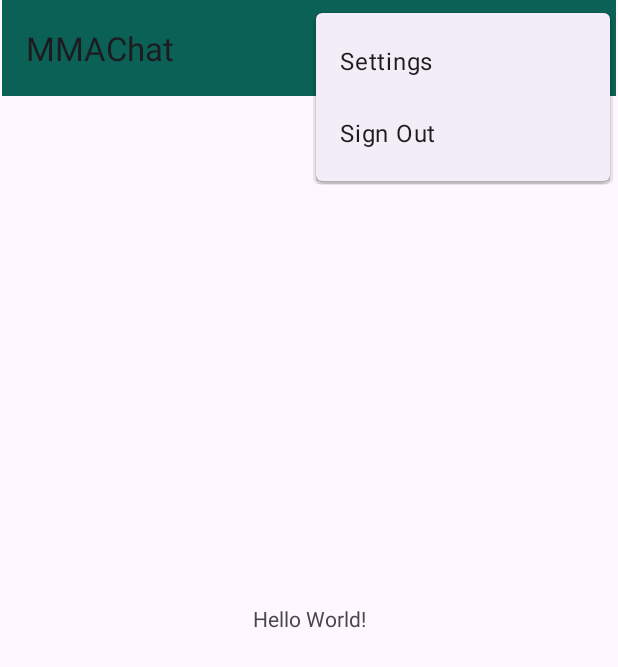
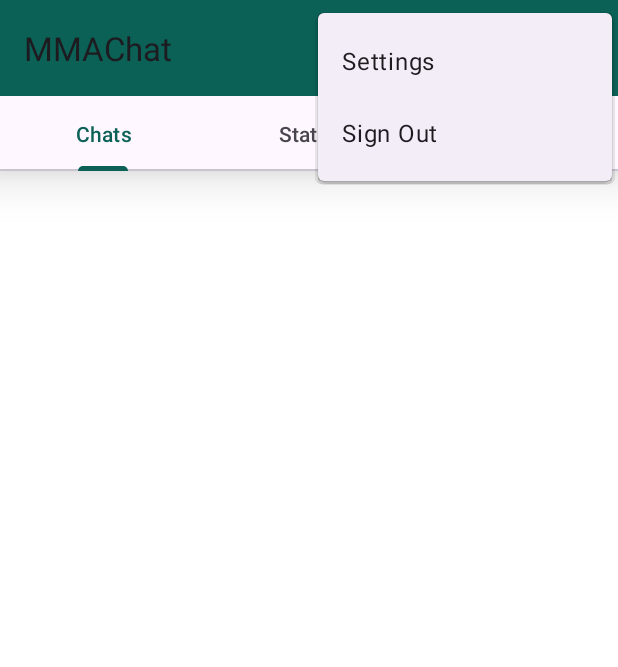
Before and after one commit to mustafamelikaltug/WhatsappClone, an Android app: the screen it shows after launch once a user with an empty profile is signed in (MainActivity), with the options menu open, on a phone screen of 412 x 824 dp. Shown: the top 667 px of the screen. Run offline under Robolectric (Android 15) with nearby library versions, the phone set to English and light mode, and no system bars; our stand-ins replace Firebase (no records; nobody signed in at launch, a user with empty details on screens opened directly), Picasso.

Commit message:
Tab layout and Fragments(Chats,Status,Calls) added

```diff
--- /dev/null
+++ b/app/src/main/java/com/example/mmachat/Adapter/FragmentViewPagerAdapter.java
@@ -0,0 +1,68 @@
+package com.example.mmachat.Adapter;
+
+import androidx.annotation.NonNull;
+import androidx.annotation.Nullable;
+import androidx.fragment.app.Fragment;
+import androidx.fragment.app.FragmentActivity;
+import androidx.fragment.app.FragmentManager;
+import androidx.fragment.app.FragmentPagerAdapter;
+import androidx.viewpager2.adapter.FragmentStateAdapter;
+
+import com.example.mmachat.Fragments.CallsFragment;
+import com.example.mmachat.Fragments.ChatsFragment;
+import com.example.mmachat.Fragments.StatusFragment;
+
+import java.util.ArrayList;
+
+public class FragmentViewPagerAdapter extends FragmentStateAdapter {
+    ArrayList<Fragment> fragmentsList = new ArrayList<Fragment>(){{add(new ChatsFragment());  add(new StatusFragment()); add(new CallsFragment());}};
+    public FragmentViewPagerAdapter(@NonNull FragmentActivity fragmentActivity) {
+        super(fragmentActivity);
+    }
+
+    @NonNull
+    @Override
+    public Fragment createFragment(int position) {
+        return fragmentsList.get(position);
+    }
+
+    @Override
+    public int getItemCount() {
+        return fragmentsList.size();
+    }
+
+
+/*    @NonNull
+    @Override
+    //Selection of Tab item
+    public Fragment getItem(int position) {
+        switch (position){
+            case 0: return new ChatsFragment();
+            case 1: return new StatusFragment();
+            case 2: return new CallsFragment();
+            default: return new ChatsFragment();
+        }
+    }
+
+    //Tab item count
+    @Override
+    public int getCount() {
+        return 3;
+    }
+
+
+    //Tab item names
+    @Nullable
+    @Override
+    public CharSequence getPageTitle(int position) {
+        String title = null;
+        if (position == 0){
+            title = "Chats";
+        }if(position ==1){
+            title = "Status";
+        }if (position ==2){
+            title = "Calls";
+        }
+        return title;
+    }*/
+}
--- /dev/null
+++ b/app/src/main/java/com/example/mmachat/Adapter/UsersAdapter.java
@@ -0,0 +1,63 @@
+package com.example.mmachat.Adapter;
+
+import android.content.Context;
+import android.os.CpuUsageInfo;
+import android.view.LayoutInflater;
+import android.view.View;
+import android.view.ViewGroup;
+
+import androidx.annotation.NonNull;
+import androidx.recyclerview.widget.RecyclerView;
+
+import com.example.mmachat.Models.Users;
+import com.example.mmachat.R;
+import com.example.mmachat.databinding.CardViewUserBinding;
+import com.squareup.picasso.Picasso;
+
+import java.util.ArrayList;
+
+public class UsersAdapter extends RecyclerView.Adapter<UsersAdapter.UsersViewHolder> {
+    private Context mContext;
+    private ArrayList<Users> usersArrayList;
+
+    public UsersAdapter(Context mContext, ArrayList<Users> usersArrayList) {
+        this.mContext = mContext;
+        this.usersArrayList = usersArrayList;
+    }
+
+    public class UsersViewHolder extends RecyclerView.ViewHolder {
+        CardViewUserBinding binding;
+
+        public UsersViewHolder(@NonNull CardViewUserBinding binding) {
+            super(binding.getRoot());
+            this.binding = binding;
+        }
+    }
+
+    @NonNull
+    @Override
+    public UsersAdapter.UsersViewHolder onCreateViewHolder(@NonNull ViewGroup parent, int viewType) {
+        CardViewUserBinding binding = CardViewUserBinding.inflate(LayoutInflater.from(parent.getContext()), parent, false);
+        return new UsersViewHolder(binding);
+    }
+
+    @Override
+    public void onBindViewHolder(@NonNull UsersAdapter.UsersViewHolder holder, int position) {
+        //Try to get users profile pic with URL that saved as String
+        Picasso.get().load(usersArrayList.get(position).getProfilePic())
+                //If there is not any URL then show a default image as avatar
+                .placeholder(R.drawable.avatar).into(holder.binding.imageViewProfilePic);
+
+        //Set user name
+        holder.binding.textViewFriendUserName.setText(usersArrayList.get(position).getUsername());
+
+        //Set last message
+        holder.binding.textViewFriendMessage.setText(usersArrayList.get(position).getLastMessage());
+    }
+
+    @Override
+    public int getItemCount() {
+        return usersArrayList.size();
+    }
+
+}
--- /dev/null
+++ b/app/src/main/java/com/example/mmachat/Fragments/CallsFragment.java
@@ -0,0 +1,66 @@
+package com.example.mmachat.Fragments;
+
+import android.os.Bundle;
+
+import androidx.fragment.app.Fragment;
+
+import android.view.LayoutInflater;
+import android.view.View;
+import android.view.ViewGroup;
+
+import com.example.mmachat.R;
+
+/**
+ * A simple {@link Fragment} subclass.
+ * Use the {@link CallsFragment#newInstance} factory method to
+ * create an instance of this fragment.
+ */
+public class CallsFragment extends Fragment {
+
+    // TODO: Rename parameter arguments, choose names that match
+    // the fragment initialization parameters, e.g. ARG_ITEM_NUMBER
+    private static final String ARG_PARAM1 = "param1";
+    private static final String ARG_PARAM2 = "param2";
+
+    // TODO: Rename and change types of parameters
+    private String mParam1;
+    private String mParam2;
+
+    public CallsFragment() {
+        // Required empty public constructor
+    }
+
+    /**
+     * Use this factory method to create a new instance of
+     * this fragment using the provided parameters.
+     *
+     * @param param1 Parameter 1.
+     * @param param2 Parameter 2.
+     * @return A new instance of fragment CallsFragment.
+     */
+    // TODO: Rename and change types and number of parameters
+    public static CallsFragment newInstance(String param1, String param2) {
+        CallsFragment fragment = new CallsFragment();
+        Bundle args = new Bundle();
+        args.putString(ARG_PARAM1, param1);
+        args.putString(ARG_PARAM2, param2);
+        fragment.setArguments(args);
+        return fragment;
+    }
+
+    @Override
+    public void onCreate(Bundle savedInstanceState) {
+        super.onCreate(savedInstanceState);
+        if (getArguments() != null) {
+            mParam1 = getArguments().getString(ARG_PARAM1);
+            mParam2 = getArguments().getString(ARG_PARAM2);
+        }
+    }
+
+    @Override
+    public View onCreateView(LayoutInflater inflater, ViewGroup container,
+                             Bundle savedInstanceState) {
+        // Inflate the layout for this fragment
+        return inflater.inflate(R.layout.fragment_calls, container, false);
+    }
+}
--- /dev/null
+++ b/app/src/main/java/com/example/mmachat/Fragments/ChatsFragment.java
@@ -0,0 +1,81 @@
+package com.example.mmachat.Fragments;
+
+import android.os.Bundle;
+
+import androidx.annotation.NonNull;
+import androidx.annotation.Nullable;
+import androidx.fragment.app.Fragment;
+import androidx.recyclerview.widget.LinearLayoutManager;
+
+import android.view.LayoutInflater;
+import android.view.View;
+import android.view.ViewGroup;
+
+import com.example.mmachat.Adapter.UsersAdapter;
+import com.example.mmachat.Models.Users;
+import com.example.mmachat.R;
+import com.example.mmachat.databinding.FragmentChatsBinding;
+import com.google.firebase.auth.FirebaseAuth;
+import com.google.firebase.database.DataSnapshot;
+import com.google.firebase.database.DatabaseError;
+import com.google.firebase.database.FirebaseDatabase;
+import com.google.firebase.database.ValueEventListener;
+
+import java.util.ArrayList;
+
+
+public class ChatsFragment extends Fragment {
+
+    FragmentChatsBinding binding;
+    ArrayList<Users> usersArrayList = new ArrayList<>();
+    FirebaseDatabase firebaseDatabase;
+    public ChatsFragment() {
+        // Required empty public constructor
+    }
+
+
+    @Override
+    public View onCreateView(LayoutInflater inflater, ViewGroup container,
+                             Bundle savedInstanceState) {
+        // Inflate the layout for this fragment
+
+        //Initiaize View Binding
+        binding = FragmentChatsBinding.inflate(inflater,container,false);
+
+
+        //Initiaize View Binding
+        firebaseDatabase = FirebaseDatabase.getInstance();
+
+        //Initialize Adapter
+        UsersAdapter usersAdapter = new UsersAdapter(getContext(),usersArrayList);
+        binding.chatRecyclerView.setAdapter(usersAdapter);
+        binding.chatRecyclerView.setLayoutManager(new LinearLayoutManager(getContext()));
+
+        //Initialize Database and get data changes like adding new user or profile pic update by listener
+        firebaseDatabase.getReference().child("Users").addValueEventListener(new ValueEventListener() {
+            @Override
+            public void onDataChange(@NonNull DataSnapshot snapshot) {
+                usersArrayList.clear();
+                for (DataSnapshot dataSnapshot : snapshot.getChildren()){
+                    Users users = dataSnapshot.getValue(Users.class);
+                    users.setUserId(dataSnapshot.getKey());
+
+                    //Remove the current user from the list
+                    if (!users.getUserId().equals(FirebaseAuth.getInstance().getUid())){
+                        usersArrayList.add(users);
+                    }
+                }
+                usersAdapter.notifyDataSetChanged();
+            }
+
+            @Override
+            public void onCancelled(@NonNull DatabaseError error) {
+
+            }
+        });
+
+
+
+        return binding.getRoot();
+    }
+}
--- /dev/null
+++ b/app/src/main/java/com/example/mmachat/Fragments/StatusFragment.java
@@ -0,0 +1,66 @@
+package com.example.mmachat.Fragments;
+
+import android.os.Bundle;
+
+import androidx.fragment.app.Fragment;
+
+import android.view.LayoutInflater;
+import android.view.View;
+import android.view.ViewGroup;
+
+import com.example.mmachat.R;
+
+/**
+ * A simple {@link Fragment} subclass.
+ * Use the {@link StatusFragment#newInstance} factory method to
+ * create an instance of this fragment.
+ */
+public class StatusFragment extends Fragment {
+
+    // TODO: Rename parameter arguments, choose names that match
+    // the fragment initialization parameters, e.g. ARG_ITEM_NUMBER
+    private static final String ARG_PARAM1 = "param1";
+    private static final String ARG_PARAM2 = "param2";
+
+    // TODO: Rename and change types of parameters
+    private String mParam1;
+    private String mParam2;
+
+    public StatusFragment() {
+        // Required empty public constructor
+    }
+
+    /**
+     * Use this factory method to create a new instance of
+     * this fragment using the provided parameters.
+     *
+     * @param param1 Parameter 1.
+     * @param param2 Parameter 2.
+     * @return A new instance of fragment StatusFragment.
+     */
+    // TODO: Rename and change types and number of parameters
+    public static StatusFragment newInstance(String param1, String param2) {
+        StatusFragment fragment = new StatusFragment();
+        Bundle args = new Bundle();
+        args.putString(ARG_PARAM1, param1);
+        args.putString(ARG_PARAM2, param2);
+        fragment.setArguments(args);
+        return fragment;
+    }
+
+    @Override
+    public void onCreate(Bundle savedInstanceState) {
+        super.onCreate(savedInstanceState);
+        if (getArguments() != null) {
+            mParam1 = getArguments().getString(ARG_PARAM1);
+            mParam2 = getArguments().getString(ARG_PARAM2);
+        }
+    }
+
+    @Override
+    public View onCreateView(LayoutInflater inflater, ViewGroup container,
+                             Bundle savedInstanceState) {
+        // Inflate the layout for this fragment
+        return inflater.inflate(R.layout.fragment_status, container, false);
+    }
+}
--- a/app/src/main/java/com/example/mmachat/MainActivity.java
+++ b/app/src/main/java/com/example/mmachat/MainActivity.java
@@ -2,6 +2,9 @@ package com.example.mmachat;
 
 import androidx.annotation.NonNull;
 import androidx.appcompat.app.AppCompatActivity;
+import androidx.fragment.app.Fragment;
+import androidx.fragment.app.FragmentActivity;
+import androidx.viewpager2.adapter.FragmentStateAdapter;
 
 import android.content.Intent;
 import android.os.Bundle;
@@ -10,12 +13,19 @@ import android.view.MenuInflater;
 import android.view.MenuItem;
 import android.widget.Toast;
 
+import com.example.mmachat.Adapter.FragmentViewPagerAdapter;
 import com.example.mmachat.databinding.ActivityMainBinding;
+import com.google.android.material.tabs.TabLayoutMediator;
 import com.google.firebase.auth.FirebaseAuth;
+
+import java.util.ArrayList;
 
 public class MainActivity extends AppCompatActivity {
     ActivityMainBinding binding;
     FirebaseAuth mAuth;
+    FragmentViewPagerAdapter fragmentViewPagerAdapter;
+    ArrayList<String> tabTitleList;
+
     @Override
     protected void onCreate(Bundle savedInstanceState) {
         super.onCreate(savedInstanceState);
@@ -28,6 +38,19 @@ public class MainActivity extends AppCompatActivity {
         //Initialize Firebase Auth
         mAuth = FirebaseAuth.getInstance();
 
+        //Initialize tabs title list
+        tabTitleList = new ArrayList<>();
+        tabTitleList.add("Chats");
+        tabTitleList.add("Status");
+        tabTitleList.add("Calls");
+
+        //Initialize View Pager Adapter
+        fragmentViewPagerAdapter = new FragmentViewPagerAdapter(this);
+
+        binding.viewPager.setAdapter(fragmentViewPagerAdapter);
+
+        //Attach Tab Layout and View Pager together
+        new TabLayoutMediator(binding.tabLayout,binding.viewPager,((tab, position) -> tab.setText(tabTitleList.get(position)))).attach();
     }
 
     @Override
@@ -64,4 +87,23 @@ public class MainActivity extends AppCompatActivity {
             Toast.makeText(this, "Sign out failed. Try again", Toast.LENGTH_SHORT).show();
         }
     }
+
+  /*  private class ViewPagerAdapter extends FragmentStateAdapter{
+
+        public ViewPagerAdapter(@NonNull FragmentActivity fragmentActivity) {
+            super(fragmentActivity);
+        }
+
+        @NonNull
+        @Override
+        public Fragment createFragment(int position) {
+            return null;
+        }
+
+        @Override
+        public int getItemCount() {
+            return 0;
+        }
+    }
+*/
 }
--- a/app/src/main/java/com/example/mmachat/SignInActivity.java
+++ b/app/src/main/java/com/example/mmachat/SignInActivity.java
@@ -36,8 +36,7 @@ public class SignInActivity extends AppCompatActivity {
     private FirebaseAuth mAuth;
     private FirebaseDatabase firebaseDatabase;
     private SignInClient oneTapClient;
-    private BeginSignInRequest signInRequest, signUpRequest;
-
+    private BeginSignInRequest signUpRequest;
     private static final int REQ_ONE_TAP = 2;  // Can be any integer unique to the Activity.
     private boolean showOneTapUI = true;
 
@@ -47,7 +46,6 @@ public class SignInActivity extends AppCompatActivity {
         if (mAuth.getCurrentUser() != null) {
             // Check if user already signed in
             accessToMain();
-
         }
     }
 
@@ -67,8 +65,6 @@ public class SignInActivity extends AppCompatActivity {
 
         //Initialize One Tap
         oneTapClientInitializer();
-
-
 
 
         binding.buttonSignIn.setOnClickListener(new View.OnClickListener() {
@@ -142,24 +138,9 @@ public class SignInActivity extends AppCompatActivity {
     //Initialize oneTap, Sign in request and Sign up request
     public void oneTapClientInitializer() {
         oneTapClient = Identity.getSignInClient(this);
-        signInRequest = BeginSignInRequest.builder()
-                .setPasswordRequestOptions(BeginSignInRequest.PasswordRequestOptions.builder()
-                        .setSupported(true)
-                        .build())
-                .setGoogleIdTokenRequestOptions(BeginSignInRequest.GoogleIdTokenRequestOptions.builder()
-                        .setSupported(true)
-                        // Your server's client ID, not your Android client ID.
-                        .setServerClientId(getString(R.string.default_web_client_id))
-                        // Only show accounts previously used to sign in.
-                        .setFilterByAuthorizedAccounts(true)
-                        .build())
-                // Automatically sign in when exactly one credential is retrieved.
-                .setAutoSelectEnabled(true)
-                .build();
-
         signUpRequest = BeginSignInRequest.builder().setGoogleIdTokenRequestOptions(BeginSignInRequest.GoogleIdTokenRequestOptions.builder()
                 .setSupported(true)
-                //Your server's clinet ID,not your Android client ID
+                //Your server's client ID,not your Android client ID
                 .setServerClientId(getString(R.string.default_web_client_id))
                 //Show all accounts on the device.
                 .setFilterByAuthorizedAccounts(false).build()).build();
@@ -168,47 +149,14 @@ public class SignInActivity extends AppCompatActivity {
     //Showing One Tap Sign Up UI
     public void oneTapSignUpUI() {
 
-      /*  ActivityResultLauncher<IntentSenderRequest> intentSender = registerForActivityResult(new ActivityResultContracts.StartIntentSenderForResult(), new ActivityResultCallback<ActivityResult>() {
-            @Override
-            public void onActivityResult(ActivityResult result) {
-                if (result.getResultCode() == RESULT_OK) {
-                    try {
-                        SignInCredential credential = oneTapClient.getSignInCredentialFromIntent(result.getData());
-                        String idToken = credential.getGoogleIdToken();
-                        if (idToken != null) {
-                            AuthCredential firebaseCredential = GoogleAuthProvider.getCredential(idToken, null);
-                            mAuth.signInWithCredential(firebaseCredential).addOnCompleteListener(SignInActivity.this, new OnCompleteListener<AuthResult>() {
-                                @Override
-                                public void onComplete(@NonNull Task<AuthResult> task) {
-                                    if (task.isSuccessful()) {
-                                        Toast.makeText(SignInActivity.this, "Signing in success", Toast.LENGTH_SHORT).show();
-                                        FirebaseUser user = mAuth.getCurrentUser();
-                                    } else {
-                                        Toast.makeText(SignInActivity.this, "Signing in failure : " + task.getException().getMessage(), Toast.LENGTH_SHORT).show();
-                                    }
-                                }
-                            });
-
-                        }
-                    } catch (ApiException e) {
-                        e.printStackTrace();
-                    }
-                }
-            }
-        });*/
-
         oneTapClient.beginSignIn(signUpRequest).addOnSuccessListener(this, new OnSuccessListener<BeginSignInResult>() {
             @Override
             public void onSuccess(BeginSignInResult beginSignInResult) {
                 try {
                     startIntentSenderForResult(beginSignInResult.getPendingIntent().getIntentSender(), REQ_ONE_TAP,null, 0, 0, 0);
-                  /*  IntentSenderRequest intentSenderRequest = new IntentSenderRequest.Builder(beginSignInResult.getPendingIntent()).build();
-                    intentSender.launch(intentSenderRequest);*/
                 } catch (IntentSender.SendIntentException e) {
                     Toast.makeText(SignInActivity.this, "Sign in with Google failure - Couldn't start One Tap UI: " +e.getLocalizedMessage(), Toast.LENGTH_SHORT).show();
                 }
-
-
             }
         }).addOnFailureListener(this, new OnFailureListener() {
             @Override
@@ -239,7 +187,6 @@ public class SignInActivity extends AppCompatActivity {
                             public void onComplete(@NonNull Task<AuthResult> task) {
                                 if (task.isSuccessful()) {
                                     FirebaseUser firebaseUser = mAuth.getCurrentUser();
-
                                     //Create a user
                                     Users user = new Users();
                                     user.setUserId(firebaseUser.getUid());
--- a/app/src/main/res/layout/activity_main.xml
+++ b/app/src/main/res/layout/activity_main.xml
@@ -6,20 +6,12 @@
     android:layout_height="match_parent"
     tools:context=".MainActivity">
 
-    <TextView
-        android:layout_width="wrap_content"
-        android:layout_height="wrap_content"
-        android:text="Hello World!"
-        app:layout_constraintBottom_toBottomOf="parent"
-        app:layout_constraintEnd_toEndOf="parent"
-        app:layout_constraintStart_toStartOf="parent"
-        app:layout_constraintTop_toTopOf="parent" />
-
     <androidx.appcompat.widget.Toolbar
         android:id="@+id/toolbar"
-        android:layout_width="409dp"
+        android:layout_width="0dp"
         android:layout_height="wrap_content"
         android:background="?attr/colorPrimary"
+        android:elevation="20dp"
         android:minHeight="?attr/actionBarSize"
         android:theme="?attr/actionBarTheme"
         app:layout_constraintEnd_toEndOf="parent"
@@ -27,4 +19,27 @@
         app:layout_constraintStart_toStartOf="parent"
         app:layout_constraintTop_toTopOf="parent" />
 
+    <com.google.android.material.tabs.TabLayout
+        android:id="@+id/tabLayout"
+        android:layout_width="0dp"
+        android:layout_height="50dp"
+        android:elevation="20dp"
+        app:layout_constraintBottom_toTopOf="@+id/viewPager"
+        app:layout_constraintEnd_toEndOf="parent"
+        app:layout_constraintHorizontal_bias="0.5"
+        app:layout_constraintStart_toStartOf="parent"
+        app:layout_constraintTop_toBottomOf="@+id/toolbar"
+        app:tabSelectedTextColor="@color/colorPrimary" />
+
+    <androidx.viewpager2.widget.ViewPager2
+        android:id="@+id/viewPager"
+        android:layout_width="0dp"
+        android:layout_height="0dp"
+        app:layout_constraintBottom_toBottomOf="parent"
+        app:layout_constraintEnd_toEndOf="parent"
+        app:layout_constraintHorizontal_bias="0.5"
+        app:layout_constraintStart_toStartOf="parent"
+        app:layout_constraintTop_toBottomOf="@+id/tabLayout"
+        app:layout_constraintVertical_bias="0.5" />
+
 </androidx.constraintlayout.widget.ConstraintLayout>
--- /dev/null
+++ b/app/src/main/res/layout/fragment_chats.xml
@@ -0,0 +1,20 @@
+<?xml version="1.0" encoding="utf-8"?>
+<FrameLayout xmlns:android="http://schemas.android.com/apk/res/android"
+    xmlns:app="http://schemas.android.com/apk/res-auto"
+    xmlns:tools="http://schemas.android.com/tools"
+    android:layout_width="match_parent"
+    android:layout_height="match_parent"
+    tools:context=".Fragments.ChatsFragment"
+    android:background="@color/white">
+
+    <androidx.recyclerview.widget.RecyclerView
+        android:id="@+id/chatRecyclerView"
+        android:layout_width="409dp"
+        android:layout_height="657dp"
+        app:layout_constraintBottom_toBottomOf="parent"
+        app:layout_constraintEnd_toEndOf="parent"
+        app:layout_constraintHorizontal_bias="0.5"
+        app:layout_constraintStart_toStartOf="parent"
+        app:layout_constraintTop_toTopOf="parent"
+        app:layout_constraintVertical_bias="0.5" />
+</FrameLayout>
--- a/app/src/main/res/values/strings.xml
+++ b/app/src/main/res/values/strings.xml
@@ -1,4 +1,6 @@
 <resources>
     <string name="app_name">MMAChat</string>
     <string name="web_client_id">1:1031411240831:android:5d6a449bf39ce174b4544a</string>
+    <!-- TODO: Remove or change this placeholder text -->
+    <string name="hello_blank_fragment">Hello blank fragment</string>
 </resources>
```
Also changed, not shown: app/build.gradle (+21 -0 lines), app/src/main/res/layout/card_view_user.xml (added, +56 -0 lines), app/src/main/res/layout/fragment_calls.xml (added, +20 -0 lines), app/src/main/res/layout/fragment_status.xml (added, +21 -0 lines), app/src/main/res/drawable/image.png (added).
